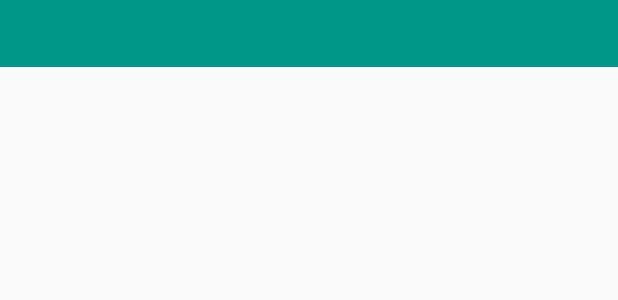
After one commit to BuilesYeison/CRUD-FireBase, an Android app: the layout listview_style.xml on its own in the app's theme, with its tools: preview values and no code run, on a phone screen of 412 x 824 dp. The commit adds this screen. Shown: the top 300 px of the screen. Run offline under Robolectric (Android 15) with nearby library versions, the phone set to English and light mode, and no system bars.

Commit message:
Mostrar las personas registradas en la base de datos en un listview

```diff
--- a/app/src/main/res/layout/activity_main.xml
+++ b/app/src/main/res/layout/activity_main.xml
@@ -61,5 +61,6 @@
     <ListView
         android:id="@+id/lvDatosPersonas"
         android:layout_width="match_parent"
-        android:layout_height="match_parent" />
+        android:layout_height="match_parent"
+        android:cacheColorHint="@android:color/background_light" />
 </LinearLayout>
--- /dev/null
+++ b/app/src/main/res/layout/listview_style.xml
@@ -0,0 +1,9 @@
+<?xml version="1.0" encoding="utf-8"?>
+<TextView
+    android:layout_width="match_parent"
+    android:layout_height="wrap_content"
+    android:textColor="#ffff"
+    android:textSize="18sp"
+    android:padding="10sp"
+    android:background="#009688"
+    xmlns:android="http://schemas.android.com/apk/res/android" />
--- a/app/src/main/res/values/colors.xml
+++ b/app/src/main/res/values/colors.xml
@@ -3,4 +3,5 @@
     <color name="colorPrimary">#008577</color>
     <color name="colorPrimaryDark">#00574B</color>
     <color name="colorAccent">#D81B60</color>
+    <color name="Black">#000000</color>
 </resources>
```
Also changed, not shown: app/src/main/java/com/example/crudfirebase/Activities/Activities/Activities/MainActivity.java (+35 -0 lines).
